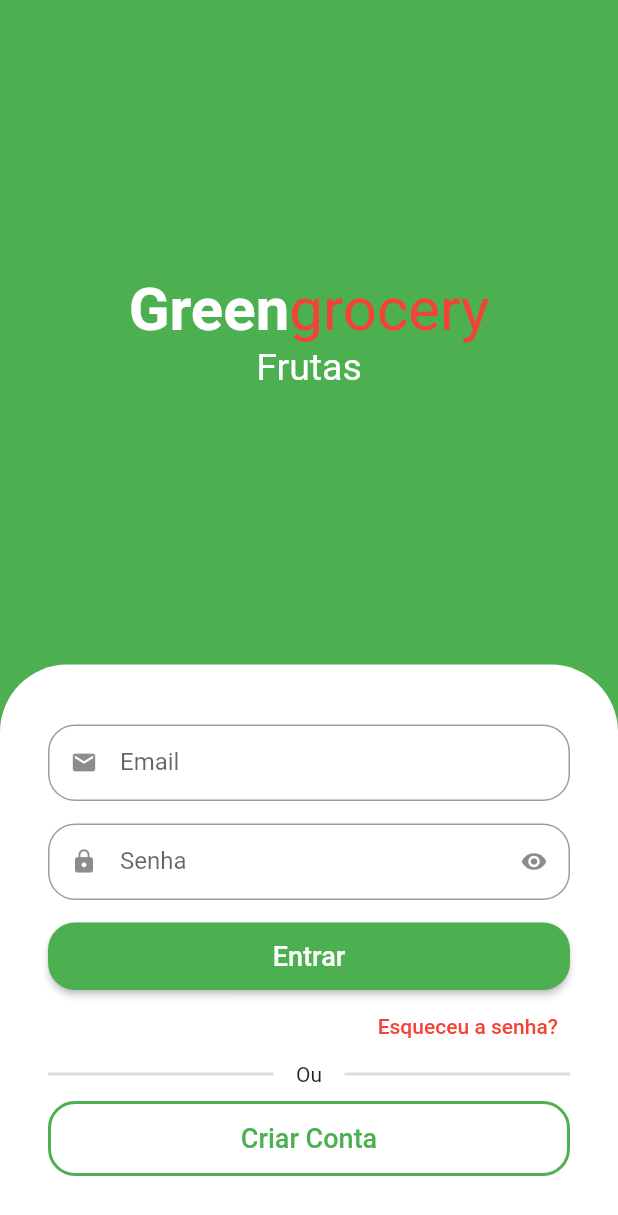
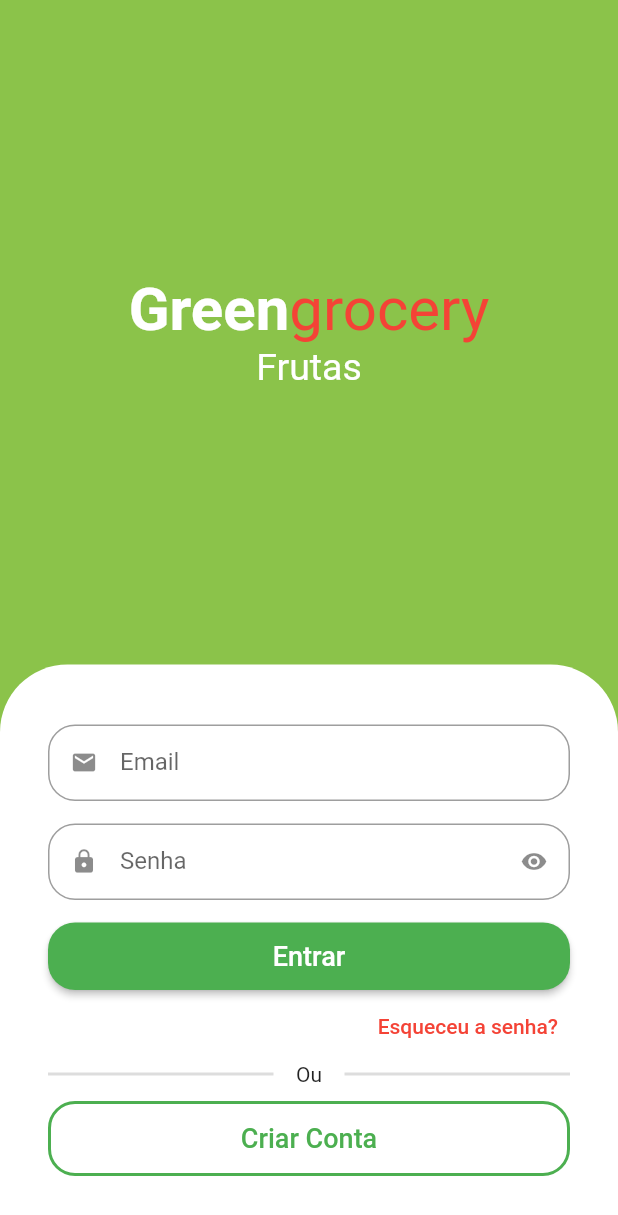
Before and after one commit to thomasbalmant/appQuitanda, a Flutter app: the screen it shows after launch, on a phone screen of 412 x 824 dp. Shown: the top 1215 px of the screen. Run offline on Flutter 3.47's test engine with Material 2 defaults, Android fonts, the phone set to English and light mode, and no system bars; drawn by our look-alikes of animated_text_kit.

Commit message:
custom color login

```diff
--- a/lib/src/auth/sign_in_screen.dart
+++ b/lib/src/auth/sign_in_screen.dart
@@ -1,6 +1,7 @@
 import 'package:animated_text_kit/animated_text_kit.dart';
 import 'package:flutter/material.dart';
 import 'package:quitanda_getx/src/components/custom_text_field.dart';
+import 'package:quitanda_getx/src/config/custom_colors.dart';
 
 class SignInScreen extends StatelessWidget {
   const SignInScreen({super.key});
@@ -8,7 +9,7 @@ class SignInScreen extends StatelessWidget {
   @override
   Widget build(BuildContext context) {
     return Scaffold(
-      backgroundColor: Colors.green,
+      backgroundColor: CustomColors.customSwatchColor,
       body: Column(
         children: [
           Expanded(
```
